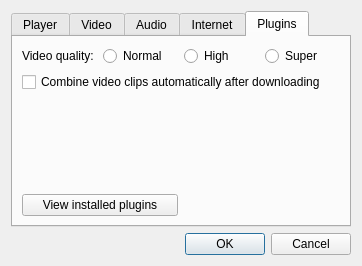
The window that src/settingsdialog.ui (coslyk/moonplayer) describes before a commit, drawn with Qt 5.
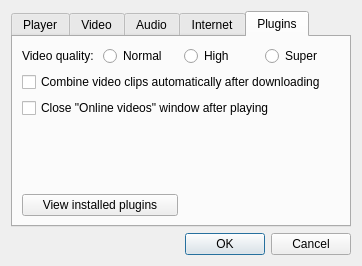
The same window after the commit. The open tabs and pages were chosen to show the change.

The edit to the form file:
```diff
--- a/src/settingsdialog.ui
+++ b/src/settingsdialog.ui
@@ -22,6 +22,9 @@
   <layout class="QVBoxLayout" name="verticalLayout">
    <item>
     <widget class="QTabWidget" name="tabWidget">
+     <property name="currentIndex">
+      <number>4</number>
+     </property>
      <widget class="QWidget" name="playerTab">
       <attribute name="title">
        <string>Player</string>
@@ -437,7 +440,7 @@
          </property>
         </widget>
        </item>
-       <item row="2" column="0">
+       <item row="3" column="0">
         <spacer name="verticalSpacer">
          <property name="orientation">
           <enum>Qt::Vertical</enum>
@@ -450,13 +453,20 @@
          </property>
         </spacer>
        </item>
-       <item row="3" column="0" colspan="2">
+       <item row="4" column="0" colspan="2">
         <widget class="QPushButton" name="viewPluginsButton">
          <property name="text">
           <string>View installed plugins</string>
          </property>
         </widget>
        </item>
+       <item row="2" column="0" colspan="4">
+        <widget class="QCheckBox" name="autoCloseWindowCheckBox">
+         <property name="text">
+          <string>Close &quot;Online videos&quot; window after playing</string>
+         </property>
+        </widget>
+       </item>
       </layout>
      </widget>
     </widget>
```
